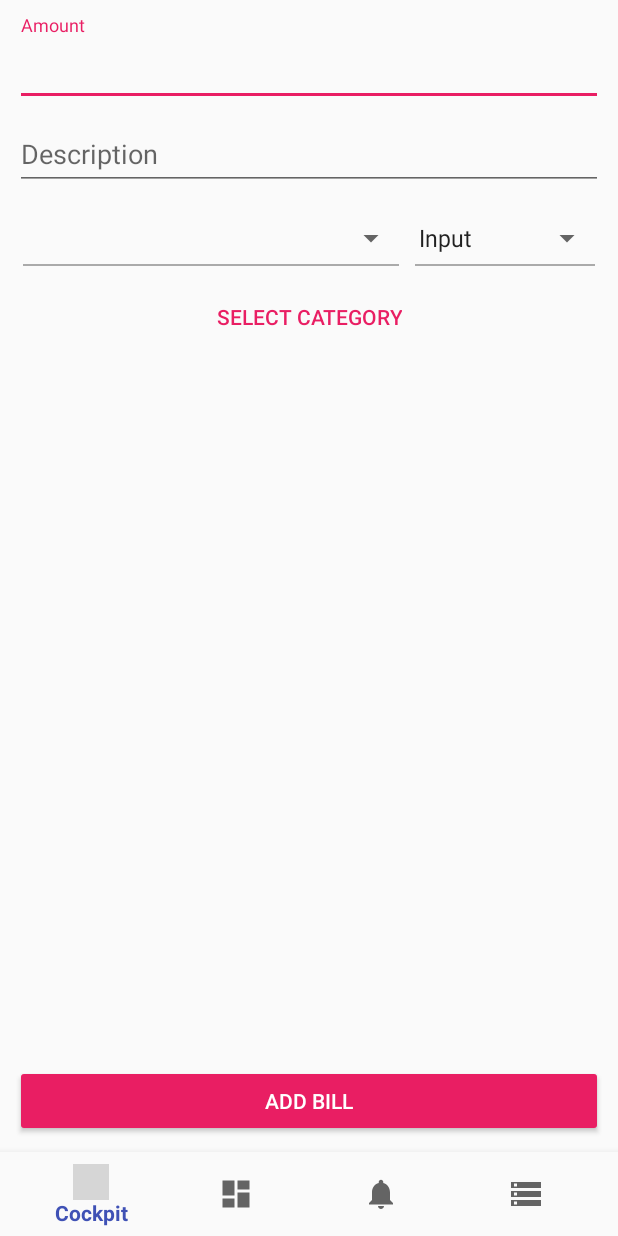
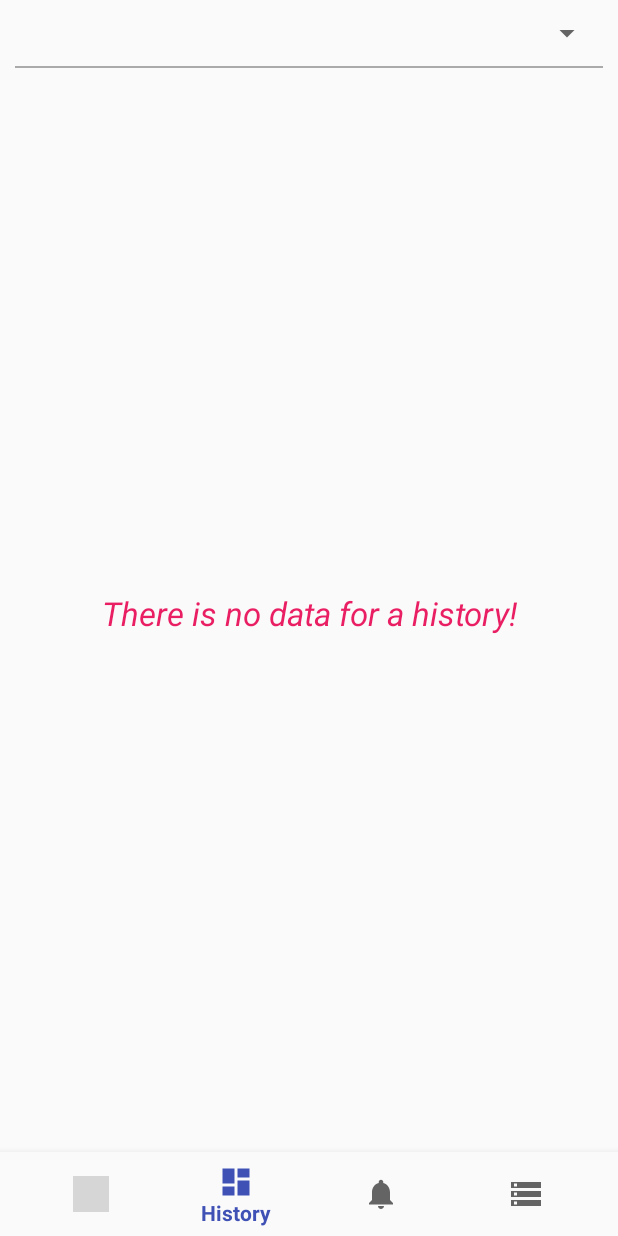
Before and after one commit to EliasDolinsek/cash-cockpit, an Android app: the screen it shows after launch (MainActivity), item 2 of the bottom bar chosen, on a phone screen of 412 x 824 dp. Run offline under Robolectric (Android 15) with nearby library versions, the phone set to English and light mode, and no system bars; network calls fail; grey boxes are pictures that could not be loaded.

Commit message:
Added history and fixed bugs

```diff
--- a/app/src/main/java/com/dolinsek/elias/cashcockpit/CockpitFragment.java
+++ b/app/src/main/java/com/dolinsek/elias/cashcockpit/CockpitFragment.java
@@ -29,6 +29,9 @@ import com.dolinsek.elias.cashcockpit.components.Currency;
 import com.dolinsek.elias.cashcockpit.components.Database;
 import com.dolinsek.elias.cashcockpit.components.Subcategory;
 
+import org.json.JSONException;
+
+import java.io.IOException;
 import java.util.ArrayList;
 
 
@@ -78,10 +81,17 @@ public class CockpitFragment extends Fragment {
         final ArrayAdapter<CharSequence> selectBillTypeAdapter = new ArrayAdapter<CharSequence>(getContext(), android.R.layout.simple_spinner_item, getResources().getTextArray(R.array.bill_types_array));
         selectBillTypeAdapter.setDropDownViewResource(android.R.layout.simple_spinner_dropdown_item);
         mSpnSelectBillType.setAdapter(selectBillTypeAdapter);
+        mSpnSelectBillType.setSelection(1);
         mSpnSelectBillType.setOnItemSelectedListener(new AdapterView.OnItemSelectedListener() {
             @Override
             public void onItemSelected(AdapterView<?> adapterView, View view, int i, long l) {
-                billType = i;
+                if(i == 0){
+                    billType = Bill.TYPE_INPUT;
+                } else if(i == 1){
+                    billType = Bill.TYPE_OUTPUT;
+                } else {
+                    billType = Bill.TYPE_TRANSFER;
+                }
             }
 
             @Override
@@ -91,10 +101,13 @@ public class CockpitFragment extends Fragment {
         });
 
         if(savedInstanceState != null){
-            billType = savedInstanceState.getInt(TYPE, 1);
+            billType = savedInstanceState.getInt(TYPE, 2);
+            mSpnSelectBillType.setSelection(billType);
+            if(savedInstanceState.getInt(PRIMARY_CATEGORY, -1) != -1){
                 subcategory = Database.getPrimaryCategories().get(savedInstanceState.getInt(PRIMARY_CATEGORY, 0)).getSubcategories().get(savedInstanceState.getInt(SUBCATEGORY, 0));
                 mTxvSelectedCategory.setVisibility(View.VISIBLE);
                 mTxvSelectedCategory.setText(subcategory.getPrimaryCategory().getName() + " " + Character.toString((char)0x00B7) + " " + subcategory.getName());
+            }
         }
 
         if(Database.getBankAccounts().size() != 0) {
@@ -168,6 +181,12 @@ public class CockpitFragment extends Fragment {
                     String description = mEdtBillDescription.getText().toString();
 
                     bankAccount.addBill(new Bill(amount, description, billType, subcategory));
+                    try {
+                        Database.save(getContext());
+                        Database.load(getContext());
+                    } catch (Exception e) {
+                        e.printStackTrace();
+                    }
 
                     //Show message
                     Toast.makeText(getContext(), getResources().getString(R.string.toast_bill_added), Toast.LENGTH_SHORT).show();
@@ -205,6 +224,7 @@ public class CockpitFragment extends Fragment {
         //Gets index of selected category index
         int categoryIndex = 0;
         int subcategoryIndex = 0;
+        if(subcategory != null){
             for(int i = 0; i<Database.getPrimaryCategories().size(); i++){
                 if(Database.getPrimaryCategories().get(i).equals(subcategory.getPrimaryCategory())){
                     categoryIndex = i;
@@ -215,9 +235,12 @@ public class CockpitFragment extends Fragment {
                 }
             }
 
-        outState.putInt(TYPE, billType);
-        outState.putInt(ACCOUNT, bankAccountIndex);
             outState.putInt(PRIMARY_CATEGORY, categoryIndex);
             outState.putInt(SUBCATEGORY, subcategoryIndex);
+        } else if(bankAccount != null){
+            outState.putInt(ACCOUNT, bankAccountIndex);
+        }
+
+        outState.putInt(TYPE, billType);
     }
 }
--- /dev/null
+++ b/app/src/main/java/com/dolinsek/elias/cashcockpit/HistoryFragment.java
@@ -0,0 +1,53 @@
+package com.dolinsek.elias.cashcockpit;
+
+
+import android.os.Bundle;
+import android.support.v4.app.Fragment;
+import android.support.v7.widget.LinearLayoutManager;
+import android.support.v7.widget.RecyclerView;
+import android.view.LayoutInflater;
+import android.view.View;
+import android.view.ViewGroup;
+import android.widget.Spinner;
+import android.widget.TextView;
+
+import com.dolinsek.elias.cashcockpit.components.BankAccount;
+import com.dolinsek.elias.cashcockpit.components.Bill;
+import com.dolinsek.elias.cashcockpit.components.Database;
+
+
+/**
+ * A simple {@link Fragment} subclass.
+ */
+public class HistoryFragment extends Fragment {
+
+    private RecyclerView mRvHistory;
+    private Spinner mSpnFilter;
+    private TextView mTxvNoDataForHistory;
+
+    @Override
+    public View onCreateView(LayoutInflater inflater, ViewGroup container,
+                             Bundle savedInstanceState) {
+        View inflatedView = inflater.inflate(R.layout.fragment_history, container, false);
+
+        mRvHistory = inflatedView.findViewById(R.id.rv_history);
+        mRvHistory.setAdapter(new HistoryItemAdapter());
+        mRvHistory.setLayoutManager(new LinearLayoutManager(getContext()));
+
+        mTxvNoDataForHistory = inflatedView.findViewById(R.id.txv_history_no_data_for_history);
+
+        //Gets size of bills
+        int bills = 0;
+        for(BankAccount bankAccount: Database.getBankAccounts()){
+            bills += bankAccount.getBills().size();
+        }
+
+        if(bills != 0)
+            mTxvNoDataForHistory.setVisibility(View.GONE);
+
+        mSpnFilter = inflatedView.findViewById(R.id.spn_history_filter);
+
+        return inflatedView;
+    }
+
+}
--- a/app/src/main/java/com/dolinsek/elias/cashcockpit/MainActivity.java
+++ b/app/src/main/java/com/dolinsek/elias/cashcockpit/MainActivity.java
@@ -26,6 +26,7 @@ public class MainActivity extends AppCompatActivity {
     private BottomNavigationView mBottomNavigationView;
 
     private CockpitFragment cockpitFragment = new CockpitFragment();
+    private HistoryFragment historyFragment = new HistoryFragment();
     private DatabaseFragment databaseFragment = new DatabaseFragment();
 
     @Override
@@ -51,6 +52,9 @@ public class MainActivity extends AppCompatActivity {
                     case R.id.navigation_cockpit:
                             replaceFragment(cockpitFragment);
                             return true;
+                    case R.id.navigation_history:
+                        replaceFragment(historyFragment);
+                        return true;
                 }
 
                 return false;
@@ -63,6 +67,8 @@ public class MainActivity extends AppCompatActivity {
         } catch (Exception e) {
             Log.e(MainActivity.TAG, "", e);
         }
+
+        new HistoryItemAdapter();
     }
 
     /**
--- /dev/null
+++ b/app/src/main/res/layout/fragment_history.xml
@@ -0,0 +1,39 @@
+<LinearLayout xmlns:android="http://schemas.android.com/apk/res/android"
+    xmlns:tools="http://schemas.android.com/tools"
+    android:layout_width="match_parent"
+    android:layout_height="match_parent"
+    tools:context="com.dolinsek.elias.cashcockpit.HistoryFragment"
+    android:orientation="vertical"
+    android:paddingBottom="5dp">
+
+    <Spinner
+        android:id="@+id/spn_history_filter"
+        android:layout_width="match_parent"
+        android:layout_height="wrap_content"
+        android:layout_margin="10dp"/>
+
+    <View
+        android:layout_width="match_parent"
+        android:layout_height="1dp"
+        android:background="@android:color/darker_gray"
+        android:layout_marginStart="10dp"
+        android:layout_marginEnd="10dp"
+        android:layout_marginBottom="10dp"/>
+
+    <TextView
+        android:id="@+id/txv_history_no_data_for_history"
+        android:text="@string/label_no_data_for_history"
+        android:textStyle="italic"
+        android:textAlignment="center"
+        android:gravity="center"
+        android:layout_width="match_parent"
+        android:layout_height="match_parent"
+        android:textColor="@color/colorAccent"
+        android:textAppearance="@style/Base.TextAppearance.AppCompat.Large"/>
+
+    <android.support.v7.widget.RecyclerView
+        android:id="@+id/rv_history"
+        android:layout_width="match_parent"
+        android:layout_height="match_parent"/>
+
+</LinearLayout>
--- a/app/src/main/res/menu/navigation.xml
+++ b/app/src/main/res/menu/navigation.xml
@@ -7,7 +7,7 @@
         android:title="@string/title_cockpit" />
 
     <item
-        android:id="@+id/navigation_dashboard"
+        android:id="@+id/navigation_history"
         android:icon="@drawable/ic_dashboard_black_24dp"
         android:title="@string/title_history" />
 
--- a/app/src/main/res/values/colors.xml
+++ b/app/src/main/res/values/colors.xml
@@ -9,4 +9,6 @@
     <color name="colorPrimaryTextColor">#000000</color>
     <color name="colorAccentTextColor">#000000</color>
     <color name="colorLightGray">#E0E0E0</color>
+    <color name="colorGreen">#00b45c</color>
+    <color name="colorGray">#636363</color>
 </resources>
--- a/app/src/main/res/values/strings.xml
+++ b/app/src/main/res/values/strings.xml
@@ -100,6 +100,7 @@
     <string name="btn_add_bill">Add Bill</string>
     <string name="toast_bill_added">Bill added successfully!</string>
     <string name="label_no_category_selected">No category selected</string>
+    <string name="label_no_data_for_history">There is no data for a history!</string>
 
     <string name="label_input">Input</string>
     <string name="label_output">Output</string>
@@ -124,4 +125,7 @@
     <!--TODO delete-->
     <string name="label_bank_account_euros">Euros</string>
     <string name="label_bank_account_cents">Cents</string>
+
+    <!-- TODO: Remove or change this placeholder text -->
+    <string name="hello_blank_fragment">Hello blank fragment</string>
 </resources>
```
Also changed, not shown: app/src/main/java/com/dolinsek/elias/cashcockpit/BankAccountActivity.java (+7 -0 lines), app/src/main/java/com/dolinsek/elias/cashcockpit/HistoryItemAdapter.java (added, +115 -0 lines), app/src/main/res/drawable/round_borders_accent.xml (added, +7 -0 lines), app/src/main/res/drawable/round_borders_gray.xml (added, +7 -0 lines), app/src/main/res/drawable/round_borders_green.xml (added, +7 -0 lines), app/src/main/res/drawable/round_borders_primary.xml (added, +7 -0 lines), app/src/main/res/drawable/round_borders_red.xml (added, +7 -0 lines), app/src/main/res/layout/list_item_history.xml (added, +79 -0 lines). Lines whose indentation alone changed are shown as unchanged.
